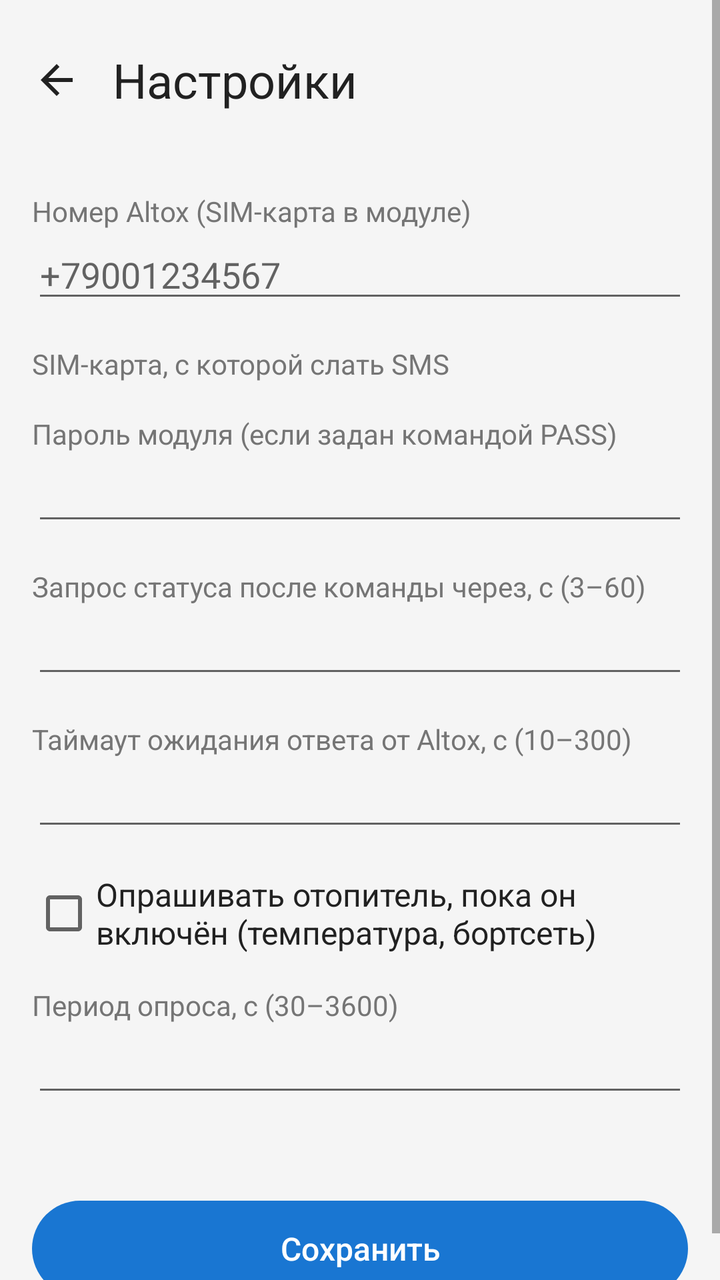
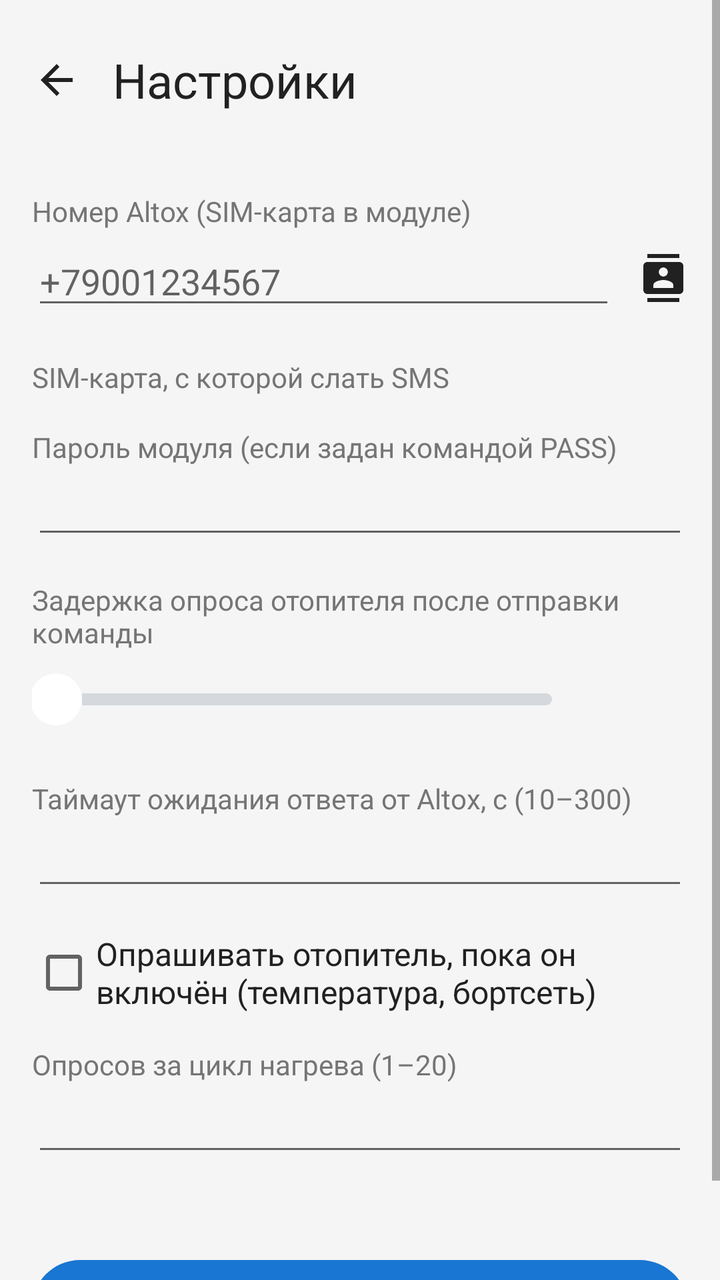

An Android layout rendered at two revisions. The XML below is the earlier revision; the diff shows what the commit changed to produce the second picture.
<!-- AndroidManifest.xml: application theme AppTheme -->
<!-- res/layout/activity_settings.xml -->
<?xml version="1.0" encoding="utf-8"?>
<ScrollView xmlns:android="http://schemas.android.com/apk/res/android"
    android:layout_width="match_parent"
    android:layout_height="match_parent"
    android:fitsSystemWindows="true">

    <LinearLayout
        android:layout_width="match_parent"
        android:layout_height="wrap_content"
        android:orientation="vertical"
        android:padding="16dp">

        <LinearLayout
            android:layout_width="match_parent"
            android:layout_height="wrap_content"
            android:layout_marginBottom="16dp"
            android:gravity="center_vertical"
            android:orientation="horizontal">

            
            <ImageButton
                android:id="@+id/back"
                android:layout_width="48dp"
                android:layout_height="48dp"
                android:layout_marginStart="-12dp"
                android:background="?android:attr/selectableItemBackgroundBorderless"
                android:contentDescription="@string/back"
                android:src="@drawable/ic_back" />

            <TextView
                android:layout_width="wrap_content"
                android:layout_height="wrap_content"
                android:layout_marginStart="4dp"
                android:text="@string/settings"
                android:textColor="@color/text"
                android:textSize="24sp" />
        </LinearLayout>

        <TextView style="@style/Label" android:text="@string/phone" />

        <EditText
            android:id="@+id/phone"
            android:layout_width="match_parent"
            android:layout_height="wrap_content"
            android:hint="+79001234567"
            android:inputType="phone" />

        <TextView style="@style/Label" android:text="@string/sim" />

        <RadioGroup
            android:id="@+id/sim"
            android:layout_width="match_parent"
            android:layout_height="wrap_content" />

        <TextView style="@style/Label" android:text="@string/password" />

        <EditText
            android:id="@+id/password"
            android:layout_width="match_parent"
            android:layout_height="wrap_content"
            android:inputType="text" />

        <TextView style="@style/Label" android:text="@string/poll_delay" />

        <EditText
            android:id="@+id/pollDelay"
            android:layout_width="match_parent"
            android:layout_height="wrap_content"
            android:inputType="number"
            android:maxLength="2" />

        <TextView style="@style/Label" android:text="@string/reply_timeout" />

        <EditText
            android:id="@+id/replyTimeout"
            android:layout_width="match_parent"
            android:layout_height="wrap_content"
            android:inputType="number"
            android:maxLength="3" />

        <CheckBox
            android:id="@+id/periodic"
            android:layout_width="match_parent"
            android:layout_height="wrap_content"
            android:layout_marginTop="16dp"
            android:text="@string/periodic"
            android:textColor="@color/text"
            android:textSize="16sp" />

        <TextView style="@style/Label" android:text="@string/periodic_interval" />

        <EditText
            android:id="@+id/periodicInterval"
            android:layout_width="match_parent"
            android:layout_height="wrap_content"
            android:inputType="number"
            android:maxLength="4" />

        <TextView
            android:id="@+id/periodicLabel"
            style="@style/Label"
            android:layout_marginTop="4dp" />

        <Button
            android:id="@+id/save"
            android:layout_width="match_parent"
            android:layout_height="48dp"
            android:layout_marginTop="24dp"
            android:background="@drawable/btn_primary"
            android:stateListAnimator="@null"
            android:text="@string/save"
            android:textAllCaps="false"
            android:textColor="#FFFFFF"
            android:textSize="16sp" />
    </LinearLayout>
</ScrollView>
<!-- resources referenced by this layout -->
<resources>
  <color name="text">#212121</color>
  <!-- drawable ic_back (drawable) -->
  <?xml version="1.0" encoding="utf-8"?>
  <vector xmlns:android="http://schemas.android.com/apk/res/android"
      android:width="24dp"
      android:height="24dp"
      android:viewportWidth="24"
      android:viewportHeight="24"
      android:tint="@color/text">
      <path
          android:fillColor="#FFFFFF"
          android:pathData="M20,11H7.83l5.59,-5.59L12,4l-8,8 8,8 1.41,-1.41L7.83,13H20v-2z" />
  </vector>
  <string name="back">Назад</string>
  <string name="password">Пароль модуля (если задан командой PASS)</string>
  <string name="periodic">Опрашивать отопитель, пока он включён (температура, бортсеть)</string>
  <string name="periodic_interval">Период опроса, с (30–3600)</string>
  <string name="phone">Номер Altox (SIM-карта в модуле)</string>
  <string name="poll_delay">Запрос статуса после команды через, с (3–60)</string>
  <string name="reply_timeout">Таймаут ожидания ответа от Altox, с (10–300)</string>
  <string name="save">Сохранить</string>
  <string name="settings">Настройки</string>
  <string name="sim">SIM-карта, с которой слать SMS</string>
  <style name="Label">
          <item name="android:layout_width">wrap_content</item>
          <item name="android:layout_height">wrap_content</item>
          <item name="android:layout_marginTop">16dp</item>
          <item name="android:textColor">@color/text_secondary</item>
          <item name="android:textSize">14sp</item>
      </style>
  <style name="AppTheme" parent="android:Theme.Material.Light.NoActionBar">
          <item name="android:colorPrimary">@color/accent</item>
          <item name="android:colorAccent">@color/accent</item>
          <item name="android:windowBackground">@color/background</item>
          <item name="android:statusBarColor">@color/background</item>
          <item name="android:navigationBarColor">@color/background</item>
          <item name="android:windowLightStatusBar">true</item>
      </style>
  <color name="accent">#1976D2</color>
  <color name="text_secondary">#757575</color>
  <color name="background">#F5F5F5</color>
  <!-- unchanged entries left out for length: 1 -->
</resources>

<!-- the commit's change to res/layout/activity_settings.xml (unified diff, before → after) -->
@@ -38,12 +38,30 @@
 
         <TextView style="@style/Label" android:text="@string/phone" />
 
-        <EditText
-            android:id="@+id/phone"
+        <LinearLayout
             android:layout_width="match_parent"
             android:layout_height="wrap_content"
-            android:hint="+79001234567"
-            android:inputType="phone" />
+            android:gravity="center_vertical"
+            android:orientation="horizontal">
+
+            <EditText
+                android:id="@+id/phone"
+                android:layout_width="0dp"
+                android:layout_height="wrap_content"
+                android:layout_weight="1"
+                android:hint="+79001234567"
+                android:inputType="phone" />
+
+            
+            <ImageButton
+                android:id="@+id/pickContact"
+                android:layout_width="48dp"
+                android:layout_height="48dp"
+                android:layout_marginEnd="-12dp"
+                android:background="?android:attr/selectableItemBackgroundBorderless"
+                android:contentDescription="@string/pick_contact"
+                android:src="@drawable/ic_contacts" />
+        </LinearLayout>
 
         <TextView style="@style/Label" android:text="@string/sim" />
 
@@ -62,12 +80,30 @@
 
         <TextView style="@style/Label" android:text="@string/poll_delay" />
 
-        <EditText
-            android:id="@+id/pollDelay"
+        <LinearLayout
             android:layout_width="match_parent"
             android:layout_height="wrap_content"
-            android:inputType="number"
-            android:maxLength="2" />
+            android:gravity="center_vertical"
+            android:orientation="horizontal">
+
+            <SeekBar
+                android:id="@+id/pollDelay"
+                android:layout_width="0dp"
+                android:layout_height="48dp"
+                android:layout_weight="1"
+                android:paddingStart="12dp"
+                android:paddingEnd="12dp"
+                android:progressDrawable="@drawable/slider_track"
+                android:thumb="@drawable/slider_thumb" />
+
+            <TextView
+                android:id="@+id/pollDelayLabel"
+                android:layout_width="56dp"
+                android:layout_height="wrap_content"
+                android:gravity="end"
+                android:textColor="@color/text"
+                android:textSize="16sp" />
+        </LinearLayout>
 
         <TextView style="@style/Label" android:text="@string/reply_timeout" />
 
@@ -87,14 +123,14 @@
             android:textColor="@color/text"
             android:textSize="16sp" />
 
-        <TextView style="@style/Label" android:text="@string/periodic_interval" />
+        <TextView style="@style/Label" android:text="@string/periodic_count" />
 
         <EditText
-            android:id="@+id/periodicInterval"
+            android:id="@+id/periodicCount"
             android:layout_width="match_parent"
             android:layout_height="wrap_content"
             android:inputType="number"
-            android:maxLength="4" />
+            android:maxLength="2" />
 
         <TextView
             android:id="@+id/periodicLabel"
<!-- resource entries referenced after the edit -->
@@ -13,12 +13,55 @@
           android:fillColor="#FFFFFF"
           android:pathData="M20,11H7.83l5.59,-5.59L12,4l-8,8 8,8 1.41,-1.41L7.83,13H20v-2z" />
   </vector>
+  <!-- drawable ic_contacts (drawable) -->
+  <?xml version="1.0" encoding="utf-8"?>
+  <vector xmlns:android="http://schemas.android.com/apk/res/android"
+      android:width="24dp"
+      android:height="24dp"
+      android:viewportWidth="24"
+      android:viewportHeight="24"
+      android:tint="@color/text">
+      <path
+          android:fillColor="#FFFFFF"
+          android:pathData="M20,0H4v2h16V0zM4,24h16v-2H4v2zM20,4H4C2.9,4 2,4.9 2,6v12c0,1.1 0.9,2 2,2h16c1.1,0 2,-0.9 2,-2V6c0,-1.1 -0.9,-2 -2,-2zM12,6.75c1.24,0 2.25,1.01 2.25,2.25s-1.01,2.25 -2.25,2.25S9.75,10.24 9.75,9 10.76,6.75 12,6.75zM17,17H7v-1.5c0,-1.67 3.33,-2.5 5,-2.5s5,0.83 5,2.5V17z" />
+  </vector>
+  <!-- drawable slider_thumb (drawable) -->
+  <?xml version="1.0" encoding="utf-8"?>
+  <shape xmlns:android="http://schemas.android.com/apk/res/android" android:shape="oval">
+      <solid android:color="#FFFFFF" />
+      <size android:width="26dp" android:height="26dp" />
+  </shape>
+  <!-- drawable slider_track (drawable) -->
+  <?xml version="1.0" encoding="utf-8"?>
+  <layer-list xmlns:android="http://schemas.android.com/apk/res/android">
+      <item
+          android:id="@android:id/background"
+          android:gravity="center_vertical|fill_horizontal">
+          <shape>
+              <corners android:radius="3dp" />
+              <size android:height="6dp" />
+              <solid android:color="#D5D8DC" />
+          </shape>
+      </item>
+      <item
+          android:id="@android:id/progress"
+          android:gravity="center_vertical|fill_horizontal">
+          <scale android:scaleWidth="100%">
+              <shape>
+                  <corners android:radius="3dp" />
+                  <size android:height="6dp" />
+                  <solid android:color="#FFFFFF" />
+              </shape>
+          </scale>
+      </item>
+  </layer-list>
   <string name="back">Назад</string>
   <string name="password">Пароль модуля (если задан командой PASS)</string>
   <string name="periodic">Опрашивать отопитель, пока он включён (температура, бортсеть)</string>
-  <string name="periodic_interval">Период опроса, с (30–3600)</string>
+  <string name="periodic_count">Опросов за цикл нагрева (1–20)</string>
   <string name="phone">Номер Altox (SIM-карта в модуле)</string>
-  <string name="poll_delay">Запрос статуса после команды через, с (3–60)</string>
+  <string name="pick_contact">Выбрать из контактов</string>
+  <string name="poll_delay">Задержка опроса отопителя после отправки команды</string>
   <string name="reply_timeout">Таймаут ожидания ответа от Altox, с (10–300)</string>
   <string name="save">Сохранить</string>
   <string name="settings">Настройки</string>
